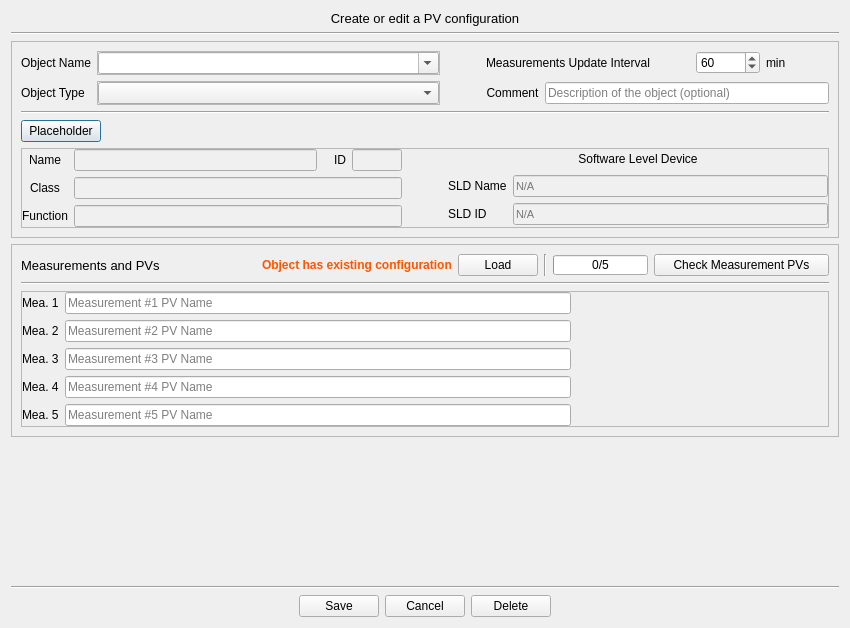
Before: the Qt Designer form ServiceManager/GUI/layouts/ConfigEntry.ui in ISISNeutronMuon/HLM_PV_Import, drawn with Qt 5.
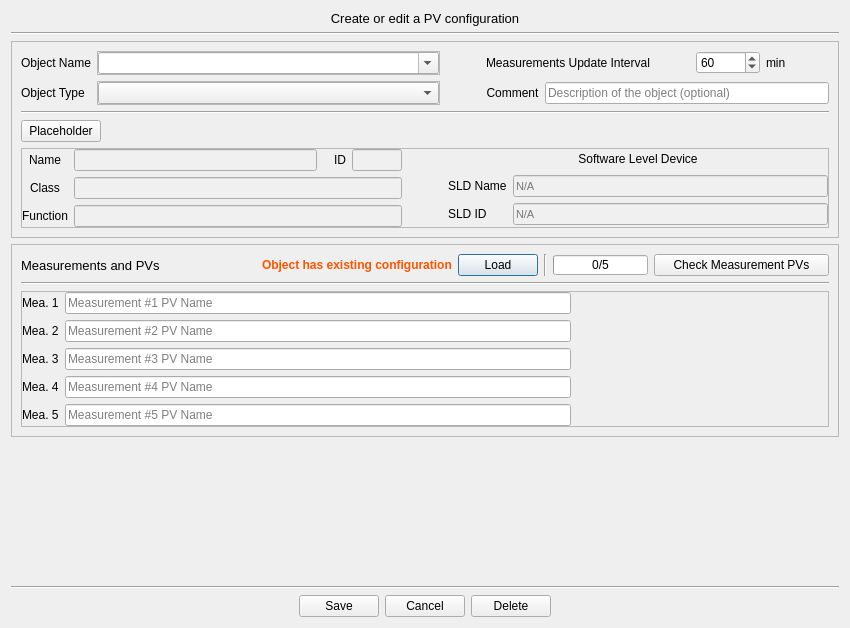
After: the same form once the commit is applied.

```diff
--- a/ServiceManager/GUI/layouts/ConfigEntry.ui
+++ b/ServiceManager/GUI/layouts/ConfigEntry.ui
@@ -371,6 +371,9 @@
           <property name="text">
            <string>Placeholder</string>
           </property>
+          <property name="autoDefault">
+           <bool>false</bool>
+          </property>
          </widget>
         </item>
         <item>
```
Left out of the diff: 147 changed lines with no effect on the pictures.
